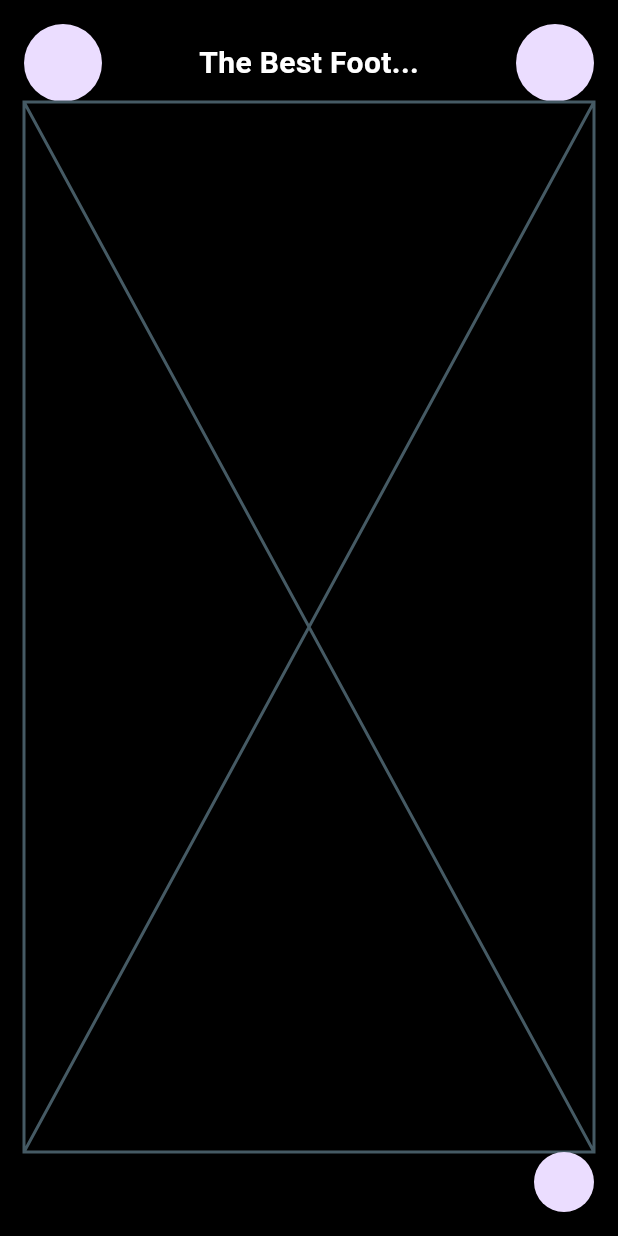
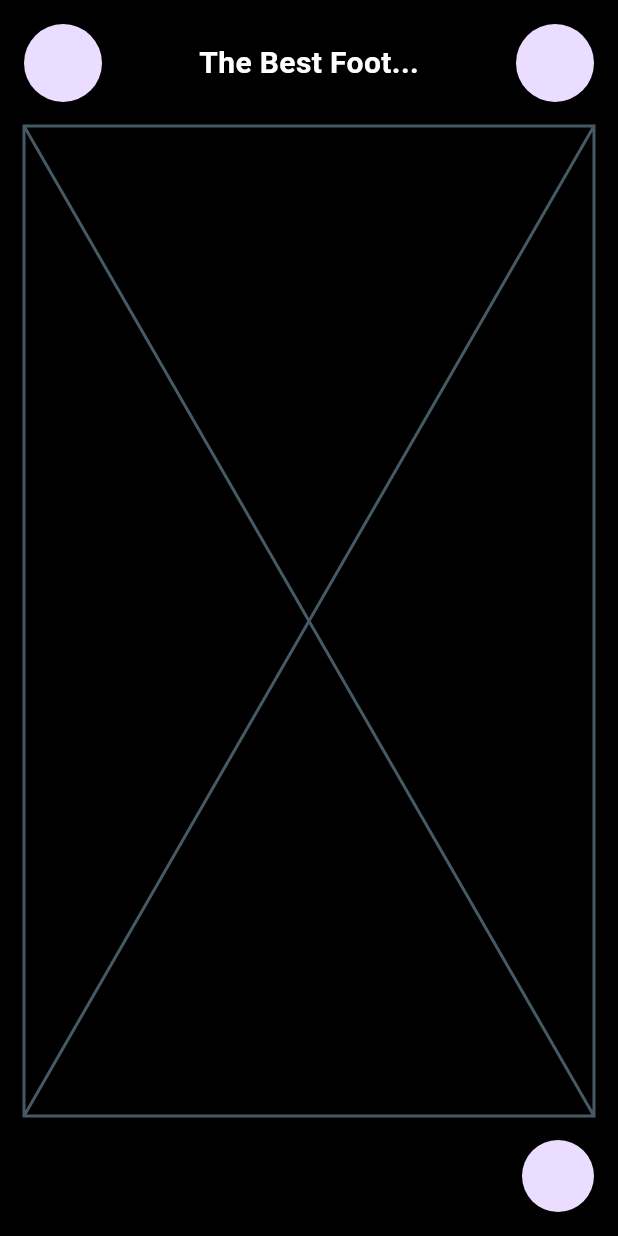
Before and after one commit to JAICHANGPARK/flutter_notebook_chapter_36, a Flutter app: the ChatBotChatPage screen opened directly, on a phone screen of 412 x 824 dp. Run offline on Flutter 3.47's test engine with Material 3 defaults, Android fonts, the phone set to English and light mode, and no system bars; our stand-ins replace gap.

Commit message:
Update chat_bot_chat_page.dart

```diff
--- a/lib/ep1831_chat_bot_app/views/chat_bot_chat_page.dart
+++ b/lib/ep1831_chat_bot_app/views/chat_bot_chat_page.dart
@@ -40,12 +40,21 @@ class _ChatBotChatPageState extends State<ChatBotChatPage> {
                   ),
                 ],
               ),
+              Gap(16),
               Expanded(child: Placeholder()),
+              Gap(16),
               Row(
                 children: [
-                  Expanded(child: Container()),
+                  Expanded(
+                      child: Container(
+                    decoration: BoxDecoration(
+                      color: Colors.white.withOpacity(.1),
+                    ),
+                  )),
                   Gap(12),
-                  CircleAvatar(),
+                  CircleAvatar(
+                    radius: 24,
+                  ),
                 ],
               )
             ],
```
